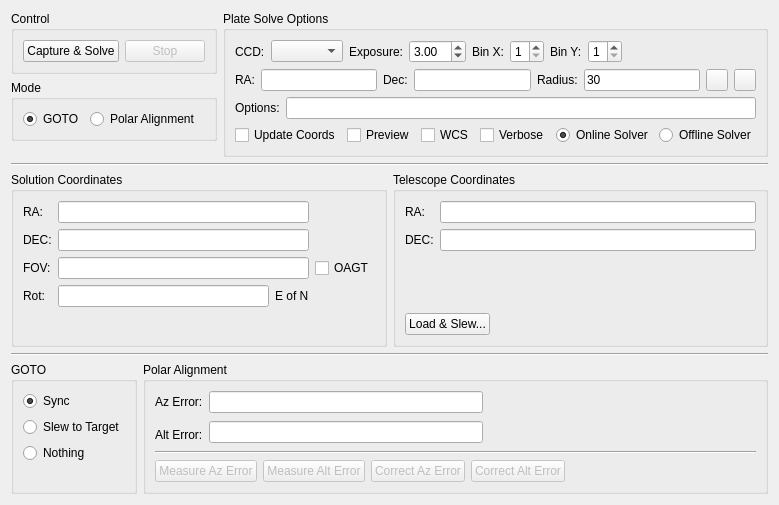
Above: kstars/ekos/align.ui from KDE/kstars before the change. Below: the same form after it.
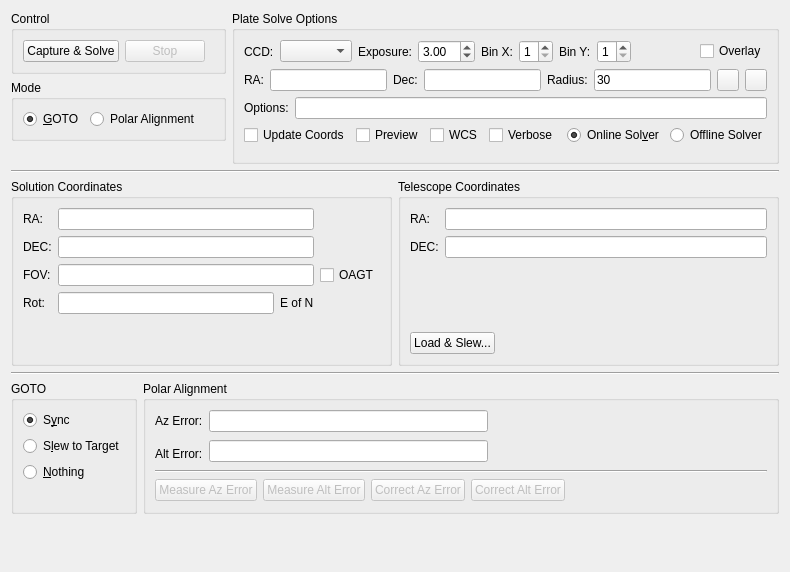
That is the form after the change. Custom widgets are drawn as their Qt base class.

Commit message: Add FITS overlay to the sky map

The edit to the form file:
```diff
--- a/kstars/ekos/align.ui
+++ b/kstars/ekos/align.ui
@@ -6,8 +6,8 @@
    <rect>
     <x>0</x>
     <y>0</y>
-    <width>762</width>
-    <height>505</height>
+    <width>790</width>
+    <height>572</height>
    </rect>
   </property>
   <layout class="QVBoxLayout" name="verticalLayout_4">
@@ -75,7 +75,7 @@
                <string/>
               </property>
               <property name="text">
-               <string>GOTO</string>
+               <string>&amp;GOTO</string>
               </property>
               <property name="checked">
                <bool>true</bool>
@@ -240,6 +240,16 @@
             </property>
            </spacer>
           </item>
+          <item>
+           <widget class="QCheckBox" name="kcfg_solverOverlay">
+            <property name="toolTip">
+             <string>Display received FITS images unto solver FOV rectangle in the sky map</string>
+            </property>
+            <property name="text">
+             <string>Overlay</string>
+            </property>
+           </widget>
+          </item>
          </layout>
         </item>
         <item>
@@ -459,7 +469,7 @@
           <item>
            <widget class="QRadioButton" name="kcfg_onlineSolver">
             <property name="text">
-             <string>Online Solver</string>
+             <string>Online Sol&amp;ver</string>
             </property>
             <property name="checked">
              <bool>true</bool>
@@ -715,7 +725,7 @@
            <string/>
           </property>
           <property name="text">
-           <string>Sync</string>
+           <string>S&amp;ync</string>
           </property>
           <property name="checked">
            <bool>true</bool>
@@ -731,7 +741,7 @@
            <string/>
           </property>
           <property name="text">
-           <string>Slew to Target</string>
+           <string>S&amp;lew to Target</string>
           </property>
          </widget>
         </item>
@@ -744,7 +754,7 @@
            <string/>
           </property>
           <property name="text">
-           <string>Nothing</string>
+           <string>&amp;Nothing</string>
           </property>
          </widget>
         </item>
```
The commit also changes 9 other files.
